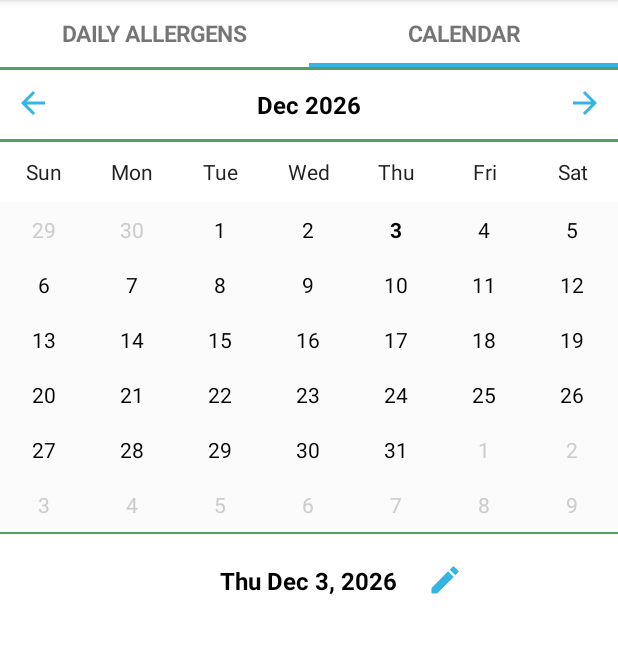
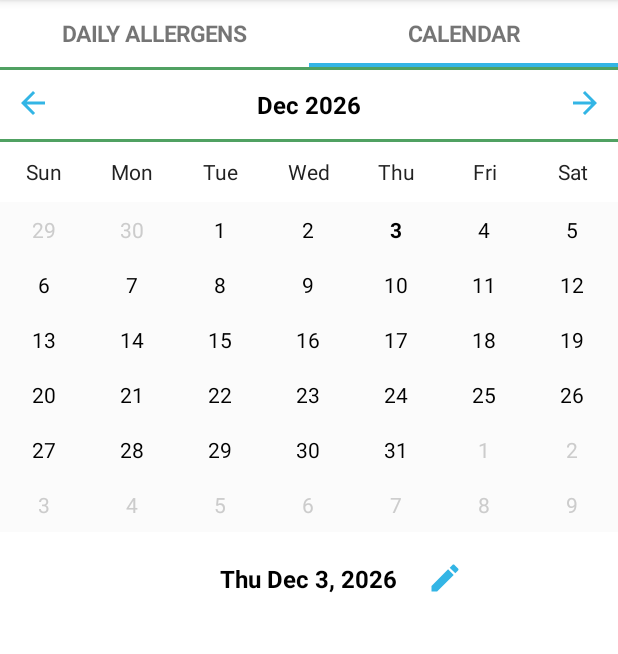
Before and after one commit to olivialabath/AustinAllergyAlert, an Android app: the screen it shows after launch (MainActivity), after a tap on "CALENDAR", on a phone screen of 412 x 824 dp, the part 84-738 px from its top. Run offline under Robolectric (Android 15) with nearby library versions, the phone set to English and light mode, and no system bars; our stand-ins replace Room's generated code; libraries missing offline, so code that uses them is left out: com.amazonaws.mobileconnectors, com.amazonaws.services, lecho.lib.hellocharts; 6 statements that could not run were skipped.

Commit message:
got rid of line on CalendarView

```diff
--- a/app/src/main/res/layout/custom_calendar_view.xml
+++ b/app/src/main/res/layout/custom_calendar_view.xml
@@ -128,9 +128,4 @@
         android:numColumns="7"
         android:background="#FBFBFB"/>
 
-    <ImageView
-        android:layout_width="match_parent"
-        android:layout_height="2px"
-        android:background="@color/colorPrimary"
-        android:src="@drawable/square"/>
 </LinearLayout>
```
